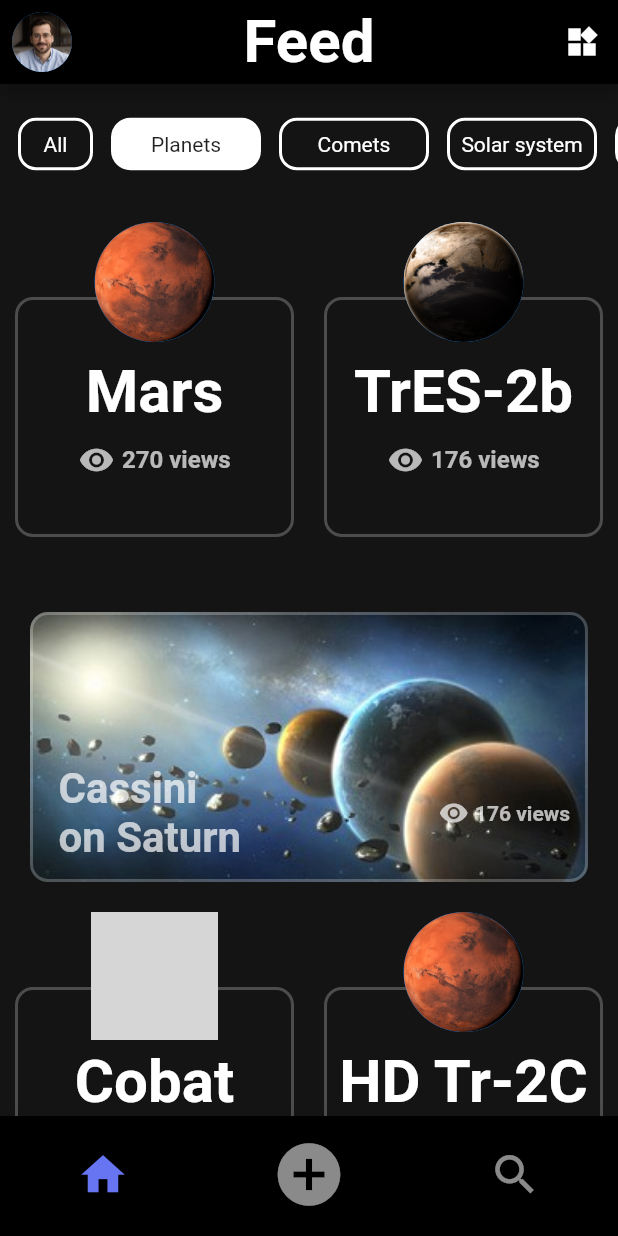
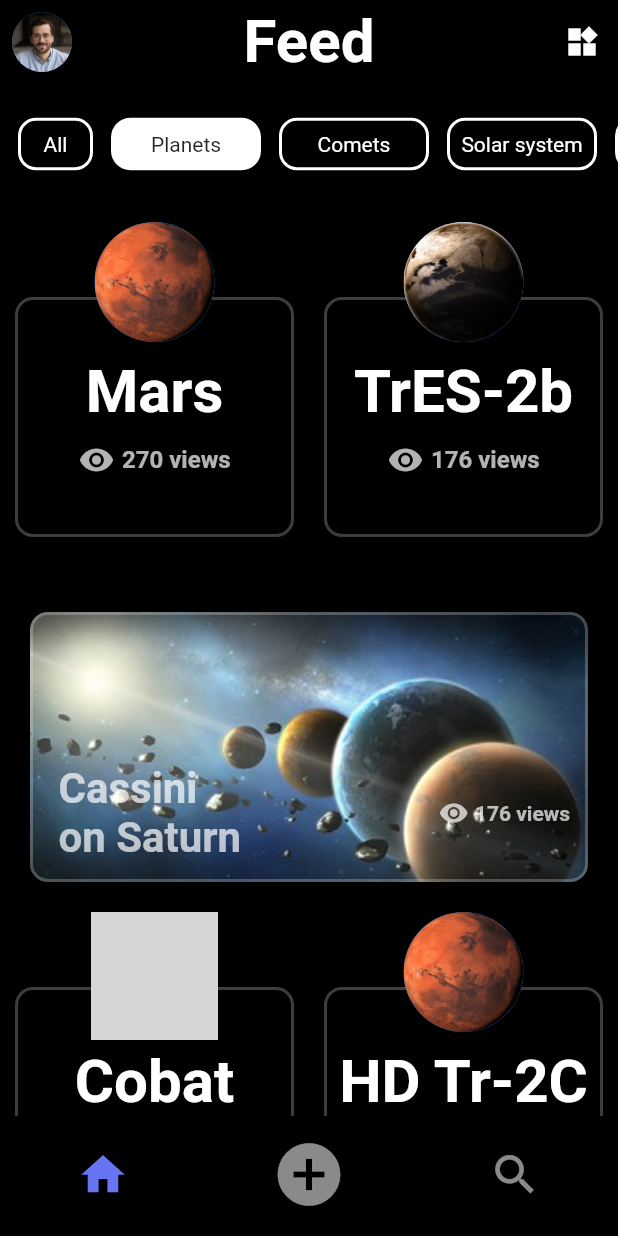
Before and after one commit to Hmida71/Flutter-animated-ui-space-app, a Flutter app: the HomePage screen opened by its route, on a phone screen of 412 x 824 dp. Run offline on Flutter 3.47's test engine with Material 2 defaults, Android fonts, the phone set to English and light mode, and no system bars; our stand-ins replace simple_animations; grey boxes are pictures that could not be loaded.

Commit message:
Update main.dart

```diff
--- a/lib/main.dart
+++ b/lib/main.dart
@@ -136,7 +136,7 @@ class _HomePageState extends State<HomePage> {
       body: SingleChildScrollView(
         scrollDirection: Axis.vertical,
         child: Container(
-          color: const Color(0xff141414),
+          color: const Color(0xFF000000),
           width: double.infinity,
           child: Column(
             children: [
```
